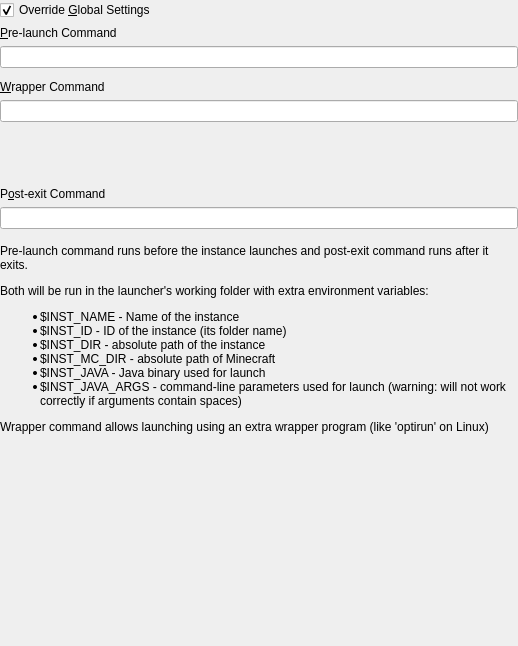
First picture: the form in launcher/ui/widgets/CustomCommands.ui, repository FreesmTeam/FreesmLauncher, before the edit.
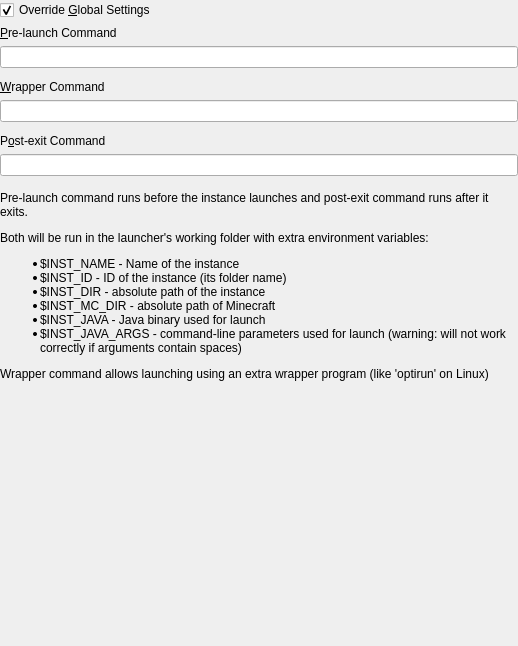
Second picture: the form after the edit.

Commit message: Fix CustomCommands spacing

Patch:
```diff
--- a/launcher/ui/widgets/CustomCommands.ui
+++ b/launcher/ui/widgets/CustomCommands.ui
@@ -63,6 +63,9 @@
         <property name="orientation">
          <enum>Qt::Vertical</enum>
         </property>
+        <property name="sizeType">
+         <enum>QSizePolicy::Fixed</enum>
+        </property>
         <property name="sizeHint" stdset="0">
          <size>
           <width>0</width>
```
